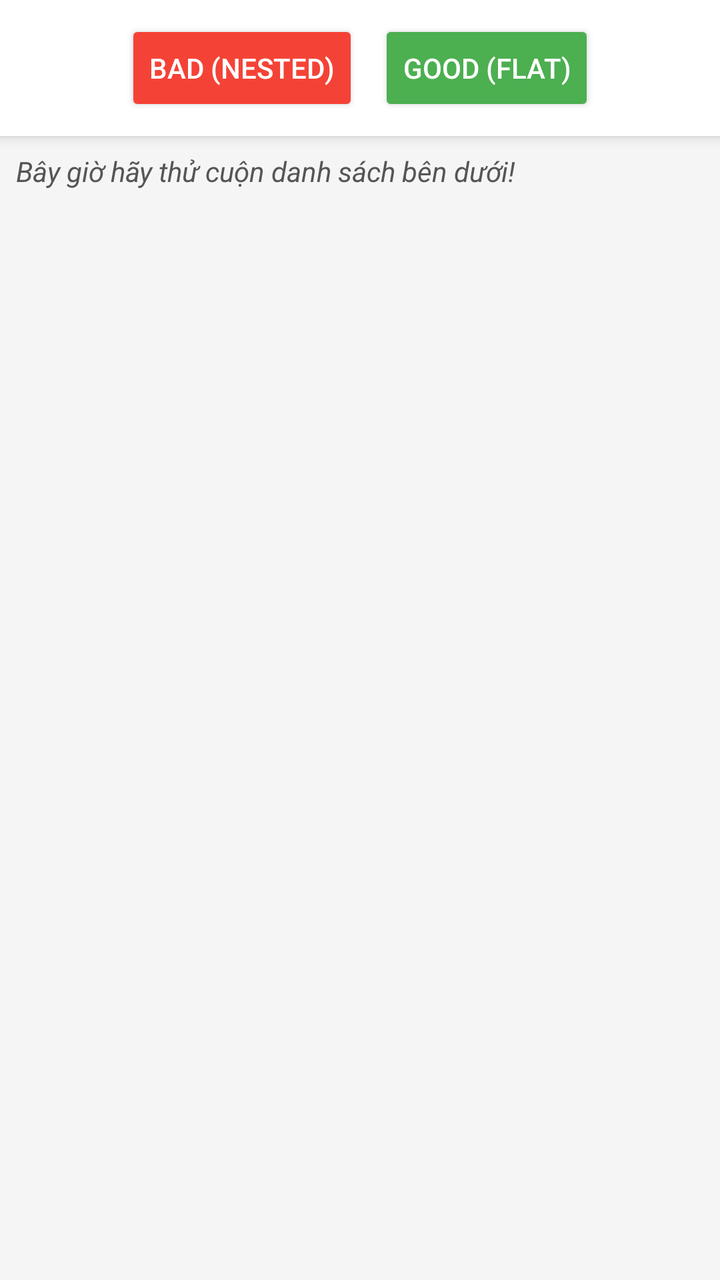
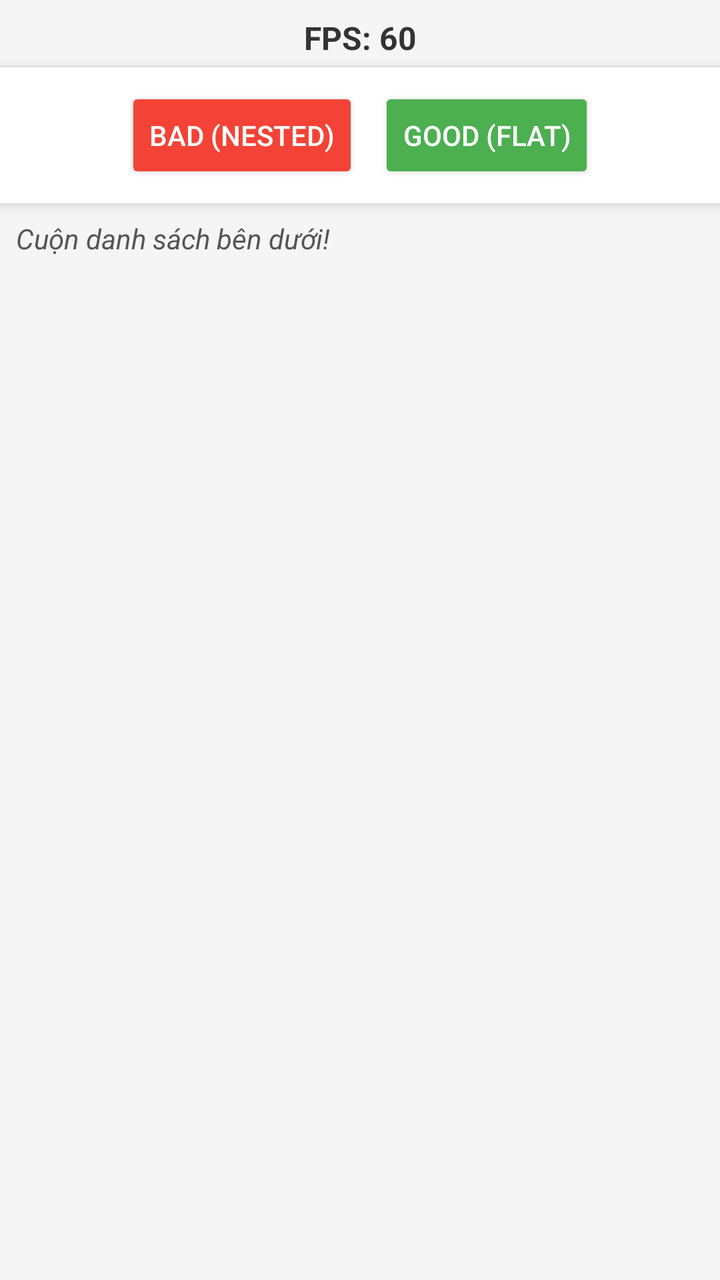

An Android layout rendered at two revisions. The XML below is the earlier revision; the diff shows what the commit changed to produce the second picture.
<!-- AndroidManifest.xml: application theme Theme.Optimization -->
<!-- res/layout/activity_jank.xml -->
<?xml version="1.0" encoding="utf-8"?>
<LinearLayout xmlns:android="http://schemas.android.com/apk/res/android"
    android:layout_width="match_parent"
    android:layout_height="match_parent"
    android:orientation="vertical"
    android:background="#F5F5F5">

    <LinearLayout
        android:layout_width="match_parent"
        android:layout_height="wrap_content"
        android:gravity="center"
        android:padding="10dp"
        android:background="#FFF"
        android:elevation="4dp">

        <Button
            android:id="@+id/btnShowBad"
            android:layout_width="wrap_content"
            android:layout_height="wrap_content"
            android:text="BAD (Nested)"
            android:backgroundTint="#F44336"
            android:textColor="#FFF"
            android:layout_marginEnd="10dp"/>

        <Button
            android:id="@+id/btnShowGood"
            android:layout_width="wrap_content"
            android:layout_height="wrap_content"
            android:backgroundTint="#4CAF50"
            android:textColor="#FFF"
            android:text="GOOD (Flat)" />
    </LinearLayout>

    <TextView
        android:layout_width="match_parent"
        android:layout_height="wrap_content"
        android:padding="8dp"
        android:text="Bây giờ hãy thử cuộn danh sách bên dưới!"
        android:textAlignment="center"
        android:textStyle="italic"
        android:textColor="#555"/>

    <ListView
        android:id="@+id/listView"
        android:layout_width="match_parent"
        android:layout_height="match_parent"
        android:dividerHeight="1dp"
        android:divider="#CCC"/>
</LinearLayout>
<!-- resources referenced by this layout -->
<resources>
  <style name="Theme.Optimization" parent="Base.Theme.Optimization" />
  <style name="Base.Theme.Optimization" parent="Theme.Material3.DayNight.NoActionBar">
          
          
      </style>
</resources>

<!-- the commit's change to res/layout/activity_jank.xml (unified diff, before → after) -->
@@ -4,6 +4,18 @@
     android:layout_height="match_parent"
     android:orientation="vertical"
     android:background="#F5F5F5">
+
+    <TextView
+        android:id="@+id/tvFpsInfo"
+        android:layout_width="match_parent"
+        android:layout_height="wrap_content"
+        android:text="FPS: 60"
+        android:textSize="16sp"
+        android:textColor="#333"
+        android:textStyle="bold"
+        android:gravity="center"
+        android:paddingTop="8dp"
+        android:paddingBottom="4dp"/>
 
     <LinearLayout
         android:layout_width="match_parent"
@@ -35,15 +47,14 @@
         android:layout_width="match_parent"
         android:layout_height="wrap_content"
         android:padding="8dp"
-        android:text="Bây giờ hãy thử cuộn danh sách bên dưới!"
+        android:text="Cuộn danh sách bên dưới!"
         android:textAlignment="center"
         android:textStyle="italic"
         android:textColor="#555"/>
 
-    <ListView
-        android:id="@+id/listView"
+    <androidx.recyclerview.widget.RecyclerView
+        android:id="@+id/recyclerView"
         android:layout_width="match_parent"
         android:layout_height="match_parent"
-        android:dividerHeight="1dp"
-        android:divider="#CCC"/>
+        android:scrollbars="vertical" />
 </LinearLayout>
